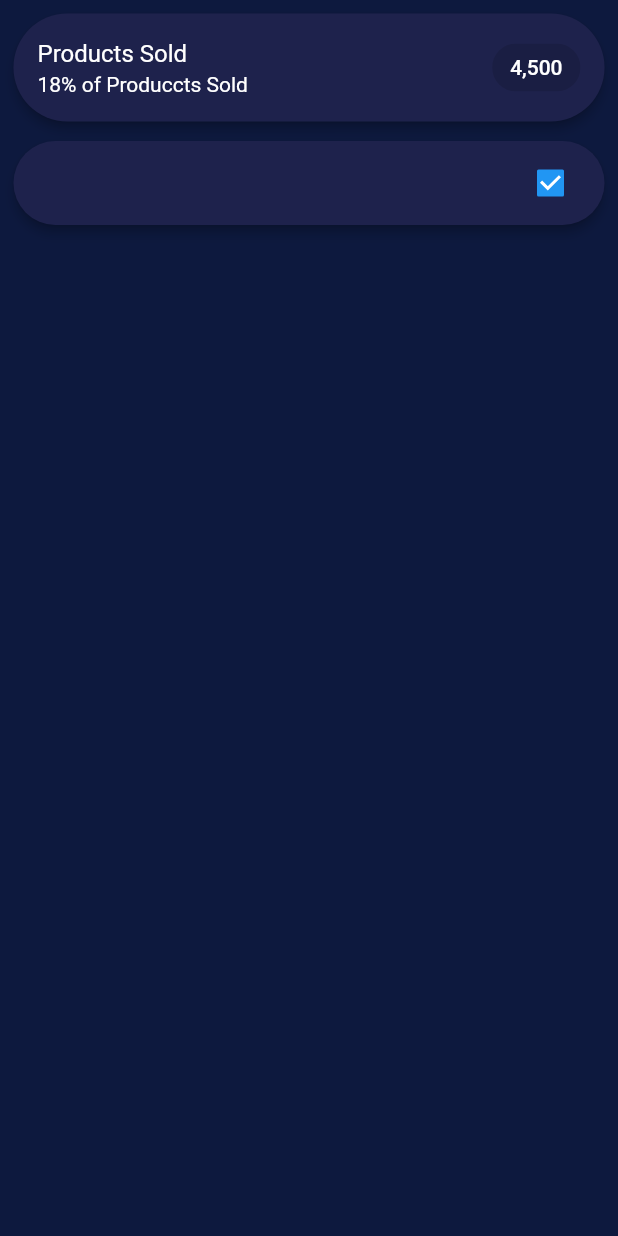
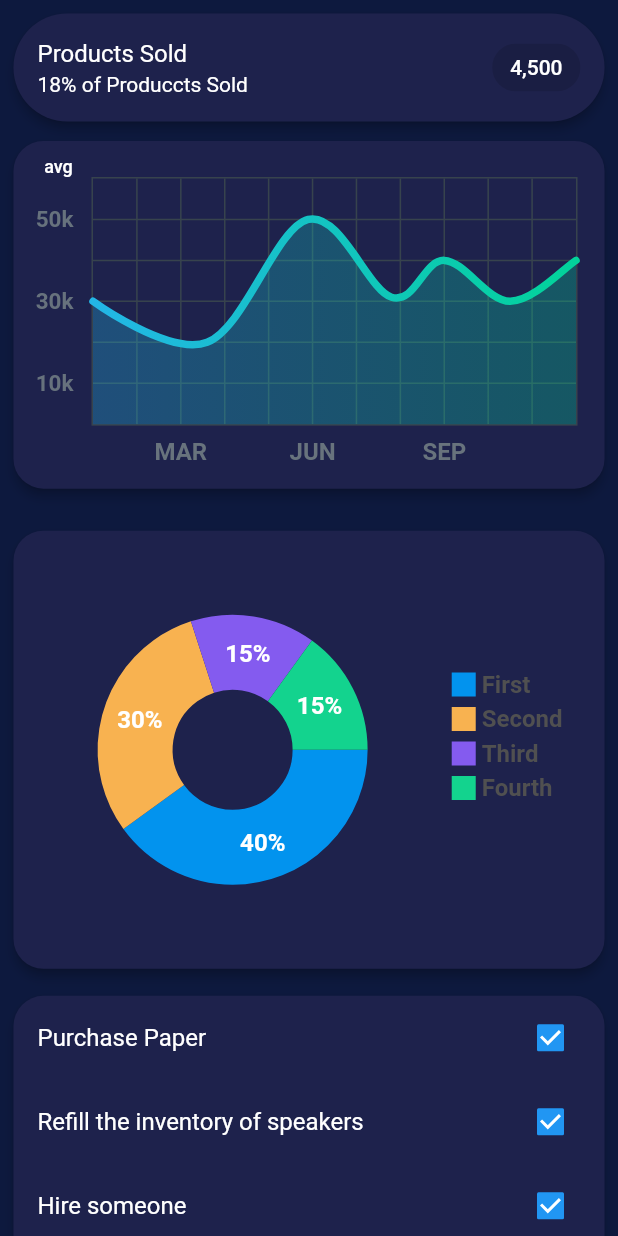
Before and after one commit to smilez8324/UI-Panel, a Flutter app: the PanelLeftPage screen opened directly, on a phone screen of 412 x 824 dp. Run offline on Flutter 3.47's test engine with Material 2 defaults, Android fonts, the phone set to English and light mode, and no system bars; drawn by our look-alikes of fl_chart; missing offline and left inert: dart:html.

Commit message:
Getting started on the center panel.

```diff
--- /dev/null
+++ b/lib/panel_left/curved_chart.dart
@@ -0,0 +1,286 @@
+import 'package:flutter/material.dart';
+
+import 'package:fl_chart/fl_chart.dart';
+import 'package:flutter/material.dart';
+
+import '../constants.dart';
+
+class LineChartSample2 extends StatefulWidget {
+  @override
+  _LineChartSample2State createState() => _LineChartSample2State();
+}
+
+class _LineChartSample2State extends State<LineChartSample2> {
+  List<Color> gradientColors = [
+    const Color(0xff23b6e6),
+    const Color(0xff02d39a),
+  ];
+
+  bool showAvg = false;
+
+  @override
+  Widget build(BuildContext context) {
+    return Padding(
+      padding: const EdgeInsets.only(
+        left: Constants.kPadding / 2,
+        right: Constants.kPadding / 2,
+        top: Constants.kPadding / 2,
+        bottom: Constants.kPadding,
+      ),
+      child: Card(
+        color: Constants.purpleLight,
+        elevation: 3,
+        shape: RoundedRectangleBorder(
+          borderRadius: BorderRadius.circular(20),
+        ),
+        child: Stack(
+          children: [
+            Stack(
+              children: <Widget>[
+                AspectRatio(
+                  aspectRatio: 1.70,
+                  child: Container(
+                    decoration: const BoxDecoration(
+                      borderRadius: BorderRadius.all(
+                        Radius.circular(18),
+                      ),
+                    ),
+                    child: Padding(
+                      padding: const EdgeInsets.only(
+                          right: 18.0, left: 12.0, top: 24, bottom: 12),
+                      child: LineChart(
+                        showAvg ? avgData() : mainData(),
+                      ),
+                    ),
+                  ),
+                ),
+                SizedBox(
+                  width: 60,
+                  height: 34,
+                  child: TextButton(
+                    onPressed: () {
+                      setState(() {
+                        showAvg = !showAvg;
+                      });
+                    },
+                    child: Text(
+                      'avg',
+                      style: TextStyle(
+                          fontSize: 12,
+                          color: showAvg
+                              ? Colors.white.withOpacity(0.5)
+                              : Colors.white),
+                    ),
+                  ),
+                ),
+              ],
+            ),
+          ],
+        ),
+      ),
+    );
+  }
+
+  LineChartData mainData() {
+    return LineChartData(
+      gridData: FlGridData(
+        show: true,
+        drawVerticalLine: true,
+        getDrawingHorizontalLine: (value) {
+          return FlLine(
+            color: const Color(0xff37434d),
+            strokeWidth: 1,
+          );
+        },
+        getDrawingVerticalLine: (value) {
+          return FlLine(
+            color: const Color(0xff37434d),
+            strokeWidth: 1,
+          );
+        },
+      ),
+      titlesData: FlTitlesData(
+        show: true,
+        bottomTitles: SideTitles(
+          showTitles: true,
+          reservedSize: 22,
+          getTextStyles: (value) => const TextStyle(
+              color: Color(0xff68737d),
+              fontWeight: FontWeight.bold,
+              fontSize: 16),
+          getTitles: (value) {
+            switch (value.toInt()) {
+              case 2:
+                return 'MAR';
+              case 5:
+                return 'JUN';
+              case 8:
+                return 'SEP';
+            }
+            return '';
+          },
+          margin: 8,
+        ),
+        leftTitles: SideTitles(
+          showTitles: true,
+          getTextStyles: (value) => const TextStyle(
+            color: Color(0xff67727d),
+            fontWeight: FontWeight.bold,
+            fontSize: 15,
+          ),
+          getTitles: (value) {
+            switch (value.toInt()) {
+              case 1:
+                return '10k';
+              case 3:
+                return '30k';
+              case 5:
+                return '50k';
+            }
+            return '';
+          },
+          reservedSize: 28,
+          margin: 12,
+        ),
+      ),
+      borderData: FlBorderData(
+          show: true,
+          border: Border.all(color: const Color(0xff37434d), width: 1)),
+      minX: 0,
+      maxX: 11,
+      minY: 0,
+      maxY: 6,
+      lineBarsData: [
+        LineChartBarData(
+          spots: [
+            FlSpot(0, 3),
+            FlSpot(2.6, 2),
+            FlSpot(4.9, 5),
+            FlSpot(6.8, 3.1),
+            FlSpot(8, 4),
+            FlSpot(9.5, 3),
+            FlSpot(11, 4),
+          ],
+          isCurved: true,
+          colors: gradientColors,
+          barWidth: 5,
+          isStrokeCapRound: true,
+          dotData: FlDotData(
+            show: false,
+          ),
+          belowBarData: BarAreaData(
+            show: true,
+            colors:
+                gradientColors.map((color) => color.withOpacity(0.3)).toList(),
+          ),
+        ),
+      ],
+    );
+  }
+
+  LineChartData avgData() {
+    return LineChartData(
+      lineTouchData: LineTouchData(enabled: false),
+      gridData: FlGridData(
+        show: true,
+        drawHorizontalLine: true,
+        getDrawingVerticalLine: (value) {
+          return FlLine(
+            color: const Color(0xff37434d),
+            strokeWidth: 1,
+          );
+        },
+        getDrawingHorizontalLine: (value) {
+          return FlLine(
+            color: const Color(0xff37434d),
+            strokeWidth: 1,
+          );
+        },
+      ),
+      titlesData: FlTitlesData(
+        show: true,
+        bottomTitles: SideTitles(
+          showTitles: true,
+          reservedSize: 22,
+          getTextStyles: (value) => const TextStyle(
+              color: Color(0xff68737d),
+              fontWeight: FontWeight.bold,
+              fontSize: 16),
+          getTitles: (value) {
+            switch (value.toInt()) {
+              case 2:
+                return 'MAR';
+              case 5:
+                return 'JUN';
+              case 8:
+                return 'SEP';
+            }
+            return '';
+          },
+          margin: 8,
+        ),
+        leftTitles: SideTitles(
+          showTitles: true,
+          getTextStyles: (value) => const TextStyle(
+            color: Color(0xff67727d),
+            fontWeight: FontWeight.bold,
+            fontSize: 15,
+          ),
+          getTitles: (value) {
+            switch (value.toInt()) {
+              case 1:
+                return '10k';
+              case 3:
+                return '30k';
+              case 5:
+                return '50k';
+            }
+            return '';
+          },
+          reservedSize: 28,
+          margin: 12,
+        ),
+      ),
+      borderData: FlBorderData(
+          show: true,
+          border: Border.all(color: const Color(0xff37434d), width: 1)),
+      minX: 0,
+      maxX: 11,
+      minY: 0,
+      maxY: 6,
+      lineBarsData: [
+        LineChartBarData(
+          spots: [
+            FlSpot(0, 3.44),
+            FlSpot(2.6, 3.44),
+            FlSpot(4.9, 3.44),
+            FlSpot(6.8, 3.44),
+            FlSpot(8, 3.44),
+            FlSpot(9.5, 3.44),
+            FlSpot(11, 3.44),
+          ],
+          isCurved: true,
+          colors: [
+            ColorTween(begin: gradientColors[0], end: gradientColors[1])
+                .lerp(0.2)!,
+            ColorTween(begin: gradientColors[0], end: gradientColors[1])
+                .lerp(0.2)!,
+          ],
+          barWidth: 5,
+          isStrokeCapRound: true,
+          dotData: FlDotData(
+            show: false,
+          ),
+          belowBarData: BarAreaData(show: true, colors: [
+            ColorTween(begin: gradientColors[0], end: gradientColors[1])
+                .lerp(0.2)!
+                .withOpacity(0.1),
+            ColorTween(begin: gradientColors[0], end: gradientColors[1])
+                .lerp(0.2)!
+                .withOpacity(0.1),
+          ]),
+        ),
+      ],
+    );
+  }
+}
--- a/lib/panel_left/panel_left_page.dart
+++ b/lib/panel_left/panel_left_page.dart
@@ -1,7 +1,9 @@
 import 'package:flutter/cupertino.dart';
 import 'package:flutter/material.dart';
+import 'package:uipanel/panel_left/circle_graph.dart';
 import 'package:uipanel/responsive_layout.dart';
 import '../constants.dart';
+import 'curved_chart.dart';
 
 class Todo {
   String name;
@@ -18,6 +20,11 @@
 class _PanelLeftPageState extends State<PanelLeftPage> {
   List<Todo> _toDo = [
     Todo(name: "Purchase Paper", enable: true),
+    Todo(name: "Refill the inventory of speakers", enable: true),
+    Todo(name: "Hire someone", enable: true),
+    Todo(name: "Marketing Strategy", enable: true),
+    Todo(name: "Selling furniture", enable: true),
+    Todo(name: "Finish the disclosure", enable: true),
   ];
 
   @override
@@ -74,8 +81,8 @@
                     ),
                   ),
                 ),
-                //GRAPH 1
-                //GRAPH 2
+                LineChartSample2(),
+                PieChartSample2(),
                 Padding(
                   padding: const EdgeInsets.only(
                     left: Constants.kPadding / 2,
@@ -87,12 +94,16 @@
                     color: Constants.purpleLight,
                     elevation: 3,
                     shape: RoundedRectangleBorder(
-                      borderRadius: BorderRadius.circular(50),
+                      borderRadius: BorderRadius.circular(20),
                     ),
                     child: Column(
                       children: List.generate(
                         _toDo.length,
                         (index) => CheckboxListTile(
+                            title: Text(
+                              _toDo[index].name,
+                              style: TextStyle(color: Colors.white),
+                            ),
                             value: _toDo[index].enable,
                             onChanged: (newValue) {
                               setState(() {
--- a/pubspec.yaml
+++ b/pubspec.yaml
@@ -23,6 +23,7 @@
 dependencies:
   flutter:
     sdk: flutter
+  fl_chart: ^0.36.3
 
 
   # The following adds the Cupertino Icons font to your application.
```
Also changed, not shown: lib/panel_left/circle_graph.dart (added, +208 -0 lines), pubspec.lock.
